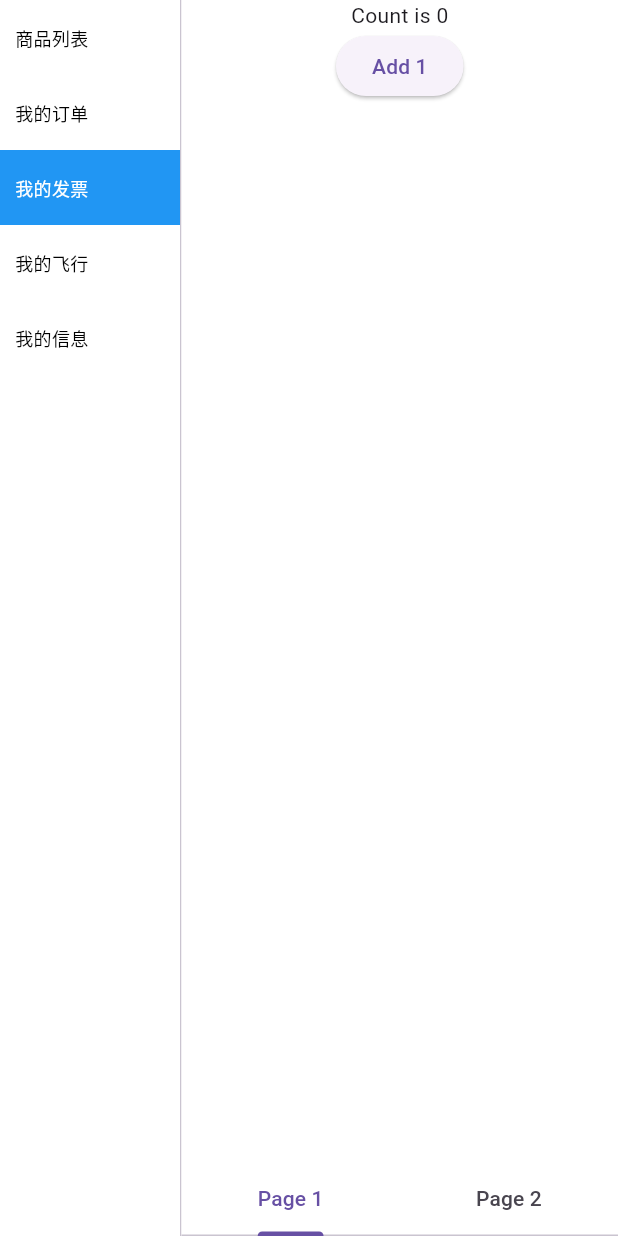
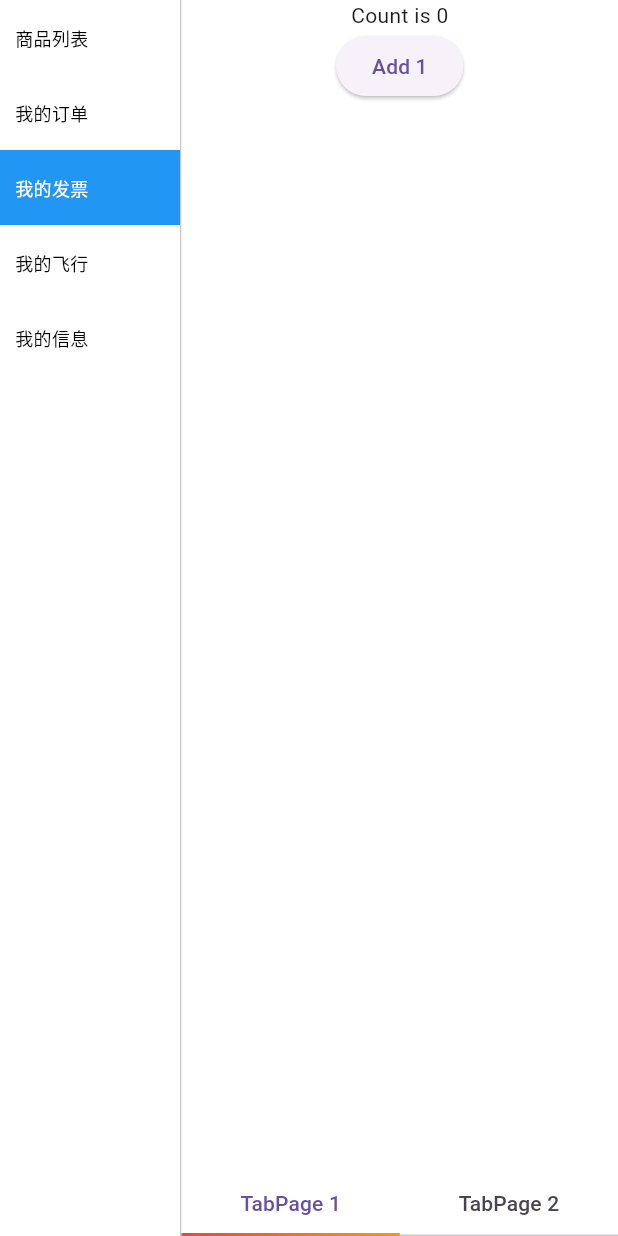
Before and after one commit to HeHuiqi/hq_flutter_desktop_stu, a Flutter app: the HqContentPage2 screen opened directly, after a tap on "我的订单", after a tap on "我的发票", on a phone screen of 412 x 824 dp. Run offline on Flutter 3.47's test engine with Material 3 defaults, Android fonts, the light colour scheme and no system bars; our stand-ins replace sidebarx; missing offline and left inert: window_manager, windows_toast.

Commit message:
page cache

```diff
--- a/lib/hq_content_page2.dart
+++ b/lib/hq_content_page2.dart
@@ -4,6 +4,7 @@ import 'package:hq_flutter_desktop_stu/hq_left_sub_menu.dart';
 import 'package:hq_flutter_desktop_stu/shop/hq_fapiao_page.dart';
 import 'package:hq_flutter_desktop_stu/shop/hq_order_list_page.dart';
 import 'package:hq_flutter_desktop_stu/shop/hq_shop_list_page.dart';
+import 'package:hq_flutter_desktop_stu/shop/hq_tab_page.dart';
 
 class HqContentPage2 extends StatefulWidget {
   const HqContentPage2({super.key});
@@ -22,17 +23,28 @@ class _HqContentPage2State extends State<HqContentPage2> {
     LeftNavigationBarItem(icon: Icons.book_outlined, label: '我的信息', id: 4),
   ];
   int selectedIndex = 0;
+  // Widget _content() {
+  //   if (selectedIndex == 0) {
+  //     return const HqShopListPage();
+  //   }
+  //   if (selectedIndex == 1) {
+  //     return const HqOrderListPage();
+  //   }
+  //   if (selectedIndex == 2) {
+  //     return const HqFapiaoTabsPage();
+  //   }
+  //   return Text(items[selectedIndex].label);
+  // }
+
   Widget _content() {
-    if (selectedIndex == 0) {
-      return HqShopListPage();
-    }
-    if (selectedIndex == 1) {
-      return HqOrderListPage();
-    }
-    if (selectedIndex == 2) {
-      return HqFapiaoTabsPage();
-    }
-    return Text(items[selectedIndex].label);
+    // https://juejin.cn/post/6973534234233274404
+    return IndexedStack(index: selectedIndex, children: [
+      const HqShopListPage(),
+      const HqOrderListPage(),
+      const HqTabPage(),
+      Text(items[selectedIndex].label),
+      Text(items[selectedIndex].label),
+    ]);
   }
 
   @override
--- a/lib/main.dart
+++ b/lib/main.dart
@@ -1,6 +1,7 @@
 import 'dart:io';
 import 'package:flutter/foundation.dart' show kIsWeb;
 import 'package:flutter/material.dart';
+import 'package:hq_flutter_desktop_stu/hq_%20sidebarx_stu_page.dart';
 import 'package:hq_flutter_desktop_stu/hq_demo_page.dart';
 import 'package:hq_flutter_desktop_stu/hq_left_nav_menu.dart';
 import 'package:hq_flutter_desktop_stu/hq_main_page.dart';
@@ -66,6 +67,7 @@ class MyApp extends StatelessWidget {
 
       // home: HqNavigationailBase(),
       home: HqMainPage(),
+      // home: HqSiderBarPage(),
       // home: HqDemoPage(),
     );
   }
--- a/lib/shop/hq_fapiao_page.dart
+++ b/lib/shop/hq_fapiao_page.dart
@@ -28,13 +28,13 @@ class _HqFapiaoTabsPageState extends State<HqFapiaoTabsPage>
           children: [
             PageStorage(
               bucket: PageStorageBucket(),
-              child: MyPage1(
+              child: const MyPage1(
                 key: PageStorageKey<String>('page1'),
               ),
             ),
             PageStorage(
               bucket: PageStorageBucket(),
-              child: MyPage2(
+              child: const MyPage2(
                 key: PageStorageKey<String>('page2'),
               ),
             ),
--- a/lib/shop/hq_order_list_page.dart
+++ b/lib/shop/hq_order_list_page.dart
@@ -8,7 +8,10 @@ class HqOrderListPage extends StatefulWidget {
   State<HqOrderListPage> createState() => _HqOrderListPageState();
 }
 
-class _HqOrderListPageState extends State<HqOrderListPage> {
+class _HqOrderListPageState extends State<HqOrderListPage>
+    with AutomaticKeepAliveClientMixin {
+  @override
+  bool get wantKeepAlive => true;
   @override
   Widget build(BuildContext context) {
     //通过Navigator组件包裹可以实现子路由跳转
--- a/lib/shop/hq_shop_list_page.dart
+++ b/lib/shop/hq_shop_list_page.dart
@@ -12,7 +12,10 @@ class HqShopListPage extends StatefulWidget {
   State<HqShopListPage> createState() => _HqShopListPageState();
 }
 
-class _HqShopListPageState extends State<HqShopListPage> {
+class _HqShopListPageState extends State<HqShopListPage>
+    with AutomaticKeepAliveClientMixin {
+  @override
+  bool get wantKeepAlive => true;
   @override
   Widget build(BuildContext context) {
     //通过Navigator组件包裹可以实现子路由跳转
--- /dev/null
+++ b/lib/shop/hq_tab_page.dart
@@ -0,0 +1,221 @@
+import 'package:flutter/material.dart';
+
+class HqTabPage extends StatefulWidget {
+  const HqTabPage({super.key});
+
+  @override
+  State<HqTabPage> createState() => _HqTabPageState();
+}
+
+class _HqTabPageState extends State<HqTabPage>
+    with SingleTickerProviderStateMixin {
+  late TabController _controller;
+
+  PageStorageBucket bucket = PageStorageBucket();
+  PageStorageKey<String> pageStorageKey = PageStorageKey<String>('page1');
+  @override
+  void initState() {
+    super.initState();
+    _controller = TabController(vsync: this, length: 2);
+  }
+
+  @override
+  Widget build(BuildContext context) {
+    return Scaffold(
+      body: Center(
+        child: TabBarView(
+          controller: _controller,
+          children: [
+            // const MyPage1(),
+            // const MyPage2(),
+            KeepAliveWrapper(
+              keepAlive: true,
+              child: MyTabPage(
+                index: 0,
+              ),
+            ),
+            KeepAliveWrapper(
+              keepAlive: true,
+              child: MyTabPage(
+                index: 1,
+              ),
+            )
+          ],
+        ),
+      ),
+      backgroundColor: Colors.white,
+      bottomNavigationBar: TabBar(
+        indicatorSize: TabBarIndicatorSize.tab,
+        indicatorPadding: const EdgeInsets.only(top: 40),
+        indicator: BoxDecoration(
+          gradient: const LinearGradient(
+            colors: [Colors.red, Colors.orange],
+          ),
+        ),
+        controller: _controller,
+        tabs: const [
+          Tab(
+            text: 'TabPage 1',
+            height: 40,
+          ),
+          Tab(
+            text: 'TabPage 2',
+            height: 40,
+          ),
+        ],
+      ),
+    );
+  }
+}
+
+// https://book.flutterchina.club/chapter6/keepalive.html#_6-8-2-keepalivewrapper
+class KeepAliveWrapper extends StatefulWidget {
+  const KeepAliveWrapper({
+    super.key,
+    this.keepAlive = true,
+    required this.child,
+  });
+  final bool keepAlive;
+  final Widget child;
+
+  @override
+  State<KeepAliveWrapper> createState() => _KeepAliveWrapperState();
+}
+
+class _KeepAliveWrapperState extends State<KeepAliveWrapper>
+    with AutomaticKeepAliveClientMixin {
+  @override
+  Widget build(BuildContext context) {
+    super.build(context);
+    return widget.child;
+  }
+
+  @override
+  void didUpdateWidget(covariant KeepAliveWrapper oldWidget) {
+    if (oldWidget.keepAlive != widget.keepAlive) {
+      // keepAlive 状态需要更新，实现在 AutomaticKeepAliveClientMixin 中
+      updateKeepAlive();
+    }
+    super.didUpdateWidget(oldWidget);
+  }
+
+  @override
+  bool get wantKeepAlive => widget.keepAlive;
+}
+
+class MyTabPage extends StatefulWidget {
+  final int index;
+  const MyTabPage({super.key, required this.index});
+
+  @override
+  State<MyTabPage> createState() => _MyTabPageState();
+}
+
+class _MyTabPageState extends State<MyTabPage> {
+  int count = 0;
+  @override
+  void initState() {
+    super.initState();
+  }
+
+  @override
+  Widget build(BuildContext context) {
+    print("MyTabPage ${widget.index} build");
+    return Center(
+      child: Column(
+        children: [
+          Text('Count is $count'),
+          ElevatedButton(
+            onPressed: () {
+              setState(() {
+                count++;
+              });
+            },
+            child: const Text('Add 1'),
+          ),
+        ],
+      ),
+    );
+  }
+}
+
+class MyPage1 extends StatefulWidget {
+  const MyPage1({super.key});
+
+  @override
+  State<MyPage1> createState() => _MyPage1State();
+}
+
+class _MyPage1State extends State<MyPage1> with AutomaticKeepAliveClientMixin {
+  // https://blog.51cto.com/jdsjlzx/5685619
+  // https://blog.csdn.net/weixin_44350337/article/details/113727726
+  // https://blog.csdn.net/qq_32760901/article/details/97751743
+  // 当页面被切换时，保持页面状态不变
+  @override
+  bool get wantKeepAlive => true;
+  int count = 0;
+  @override
+  void initState() {
+    super.initState();
+  }
+
+  @override
+  Widget build(BuildContext context) {
+    print("tab page 1 build");
+    super.build(context);
+    return Center(
+      child: Column(
+        children: [
+          Text('Count is $count'),
+          ElevatedButton(
+            onPressed: () {
+              setState(() {
+                count++;
+              });
+            },
+            child: const Text('Add 1'),
+          ),
+        ],
+      ),
+    );
+  }
+}
+
+class MyPage2 extends StatefulWidget {
+  const MyPage2({super.key});
+
+  @override
+  State<MyPage2> createState() => _MyPage2State();
+}
+
+class _MyPage2State extends State<MyPage2> with AutomaticKeepAliveClientMixin {
+  @override
+  bool get wantKeepAlive => true;
+  int count = 0;
+  @override
+  void initState() {
+    super.initState();
+  }
+
+  @override
+  Widget build(BuildContext context) {
+    print("tab page 2 build");
+    super.build(context);
+    return Center(
+      child: Column(
+        children: [
+          Text('Count is $count'),
+          ElevatedButton(
+            onPressed: () {
+              setState(() {
+                count++;
+                // PageStorage.of(context).writeState(context, count);
+              });
+            },
+            child: const Text('Add 1'),
+          ),
+        ],
+      ),
+    );
+  }
+}
--- a/pubspec.yaml
+++ b/pubspec.yaml
@@ -40,6 +40,7 @@ dependencies:
   # 屏幕适配
   flutter_screenutil: ^5.9.3
   windows_toast: ^0.0.3
+  sidebarx: ^0.17.1
 
 dev_dependencies:
   flutter_test:
```
Also changed, not shown: lib/hq_ sidebarx_stu_page.dart (added, +29 -0 lines), 1 other file.
